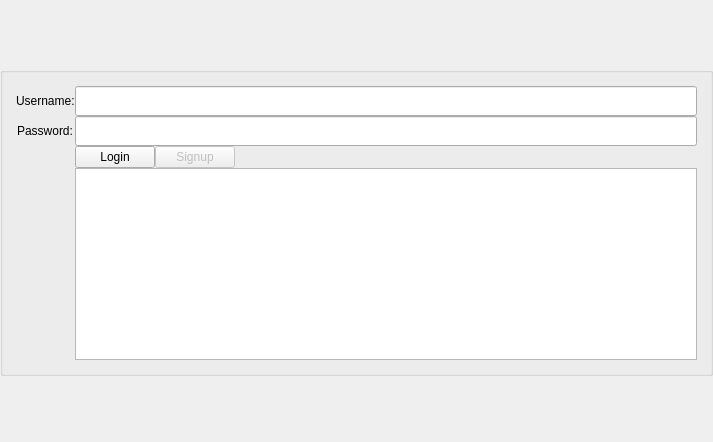
The window that handleloging.ui (futuregainz/iPlayMovie) describes before a commit, drawn with Qt 5.
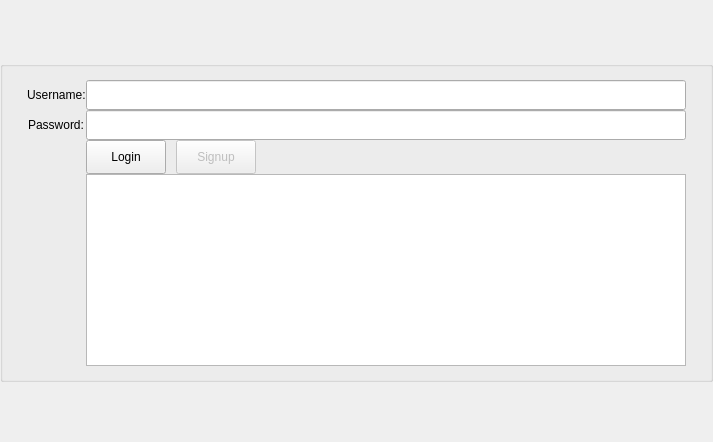
The same window after the commit.

```diff
--- a/handleloging.ui
+++ b/handleloging.ui
@@ -102,7 +102,7 @@
          <enum>QLayout::SetNoConstraint</enum>
         </property>
         <property name="fieldGrowthPolicy">
-         <enum>QFormLayout::ExpandingFieldsGrow</enum>
+         <enum>QFormLayout::FieldsStayAtSizeHint</enum>
         </property>
         <property name="labelAlignment">
          <set>Qt::AlignCenter</set>
@@ -207,7 +207,7 @@
           </property>
          </widget>
         </item>
-        <item row="3" column="1">
+        <item row="2" column="1">
          <layout class="QHBoxLayout" name="horizontalLayout_4" stretch="0,0,0">
           <property name="sizeConstraint">
            <enum>QLayout::SetMinimumSize</enum>
@@ -223,7 +223,7 @@
             <property name="minimumSize">
              <size>
               <width>0</width>
-              <height>0</height>
+              <height>34</height>
              </size>
             </property>
             <property name="baseSize">
@@ -237,28 +237,6 @@
             </property>
            </widget>
           </item>
-          <item>
-           <widget class="QPushButton" name="signupButton">
-            <property name="enabled">
-             <bool>false</bool>
-            </property>
-            <property name="sizePolicy">
-             <sizepolicy hsizetype="Preferred" vsizetype="Preferred">
-              <horstretch>0</horstretch>
-              <verstretch>0</verstretch>
-             </sizepolicy>
-            </property>
-            <property name="minimumSize">
-             <size>
-              <width>0</width>
-              <height>0</height>
-             </size>
-            </property>
-            <property name="text">
-             <string>Signup</string>
-            </property>
-           </widget>
-          </item>
           <item>
            <spacer name="horizontalSpacer">
             <property name="orientation">
@@ -266,15 +244,37 @@
             </property>
             <property name="sizeHint" stdset="0">
              <size>
-              <width>40</width>
+              <width>10</width>
               <height>20</height>
              </size>
             </property>
            </spacer>
           </item>
+          <item>
+           <widget class="QPushButton" name="signupButton">
+            <property name="enabled">
+             <bool>false</bool>
+            </property>
+            <property name="sizePolicy">
+             <sizepolicy hsizetype="Preferred" vsizetype="Preferred">
+              <horstretch>0</horstretch>
+              <verstretch>0</verstretch>
+             </sizepolicy>
+            </property>
+            <property name="minimumSize">
+             <size>
+              <width>0</width>
+              <height>0</height>
+             </size>
+            </property>
+            <property name="text">
+             <string>Signup</string>
+            </property>
+           </widget>
+          </item>
          </layout>
         </item>
-        <item row="4" column="1">
+        <item row="3" column="1">
          <widget class="QTextEdit" name="logsText">
           <property name="enabled">
            <bool>true</bool>
```
